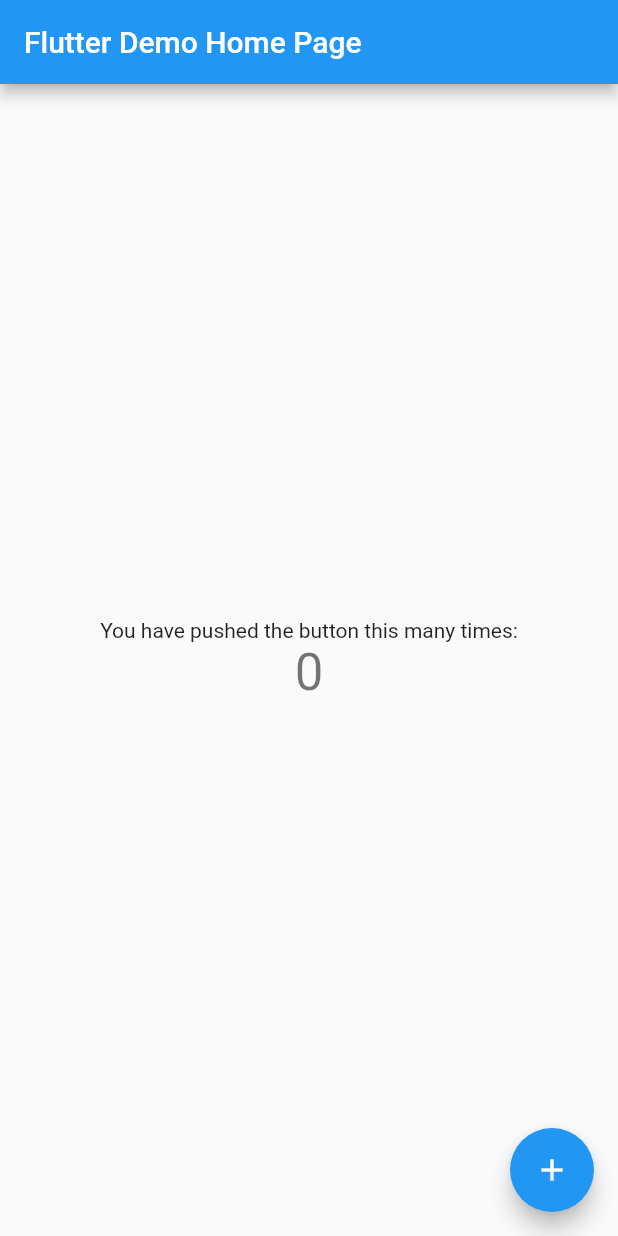
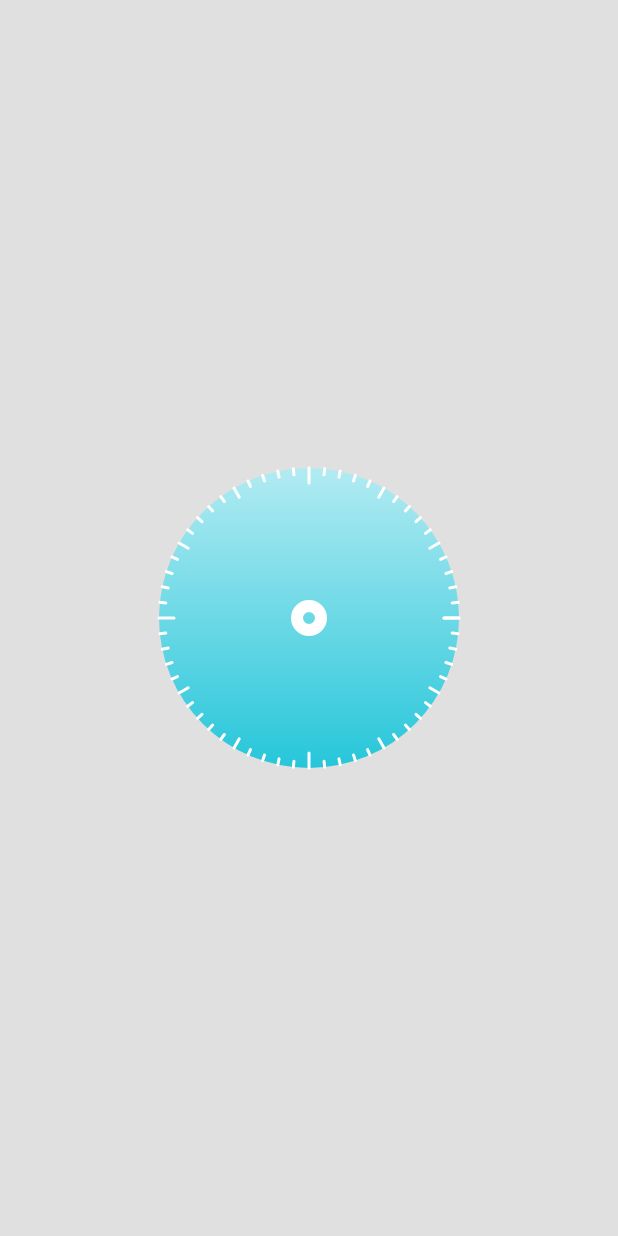
Before and after one commit to Bharathh-Raj/clock_app, a Flutter app: the screen it shows after launch, on a phone screen of 412 x 824 dp. Run offline on Flutter 3.47's test engine with Material 2 defaults, Android fonts, the phone set to English and light mode, and no system bars.

```diff
--- a/lib/main.dart
+++ b/lib/main.dart
@@ -1,3 +1,4 @@
+import 'package:clock_app/clock_faces/samsung_watch_face.dart';
 import 'package:flutter/material.dart';
 
 void main() {
@@ -5,21 +6,12 @@ void main() {
 }
 
 class MyApp extends StatelessWidget {
-  // This widget is the root of your application.
   @override
   Widget build(BuildContext context) {
     return MaterialApp(
       title: 'Flutter Demo',
+      debugShowCheckedModeBanner: false,
       theme: ThemeData(
-        // This is the theme of your application.
-        //
-        // Try running your application with "flutter run". You'll see the
-        // application has a blue toolbar. Then, without quitting the app, try
-        // changing the primarySwatch below to Colors.green and then invoke
-        // "hot reload" (press "r" in the console where you ran "flutter run",
-        // or simply save your changes to "hot reload" in a Flutter IDE).
-        // Notice that the counter didn't reset back to zero; the application
-        // is not restarted.
         primarySwatch: Colors.blue,
       ),
       home: MyHomePage(title: 'Flutter Demo Home Page'),
@@ -29,15 +21,6 @@ class MyApp extends StatelessWidget {
 
 class MyHomePage extends StatefulWidget {
   MyHomePage({Key? key, required this.title}) : super(key: key);
-
-  // This widget is the home page of your application. It is stateful, meaning
-  // that it has a State object (defined below) that contains fields that affect
-  // how it looks.
-
-  // This class is the configuration for the state. It holds the values (in this
-  // case the title) provided by the parent (in this case the App widget) and
-  // used by the build method of the State. Fields in a Widget subclass are
-  // always marked "final".
 
   final String title;
 
@@ -50,64 +33,22 @@ class _MyHomePageState extends State<MyHomePage> {
 
   void _incrementCounter() {
     setState(() {
-      // This call to setState tells the Flutter framework that something has
-      // changed in this State, which causes it to rerun the build method below
-      // so that the display can reflect the updated values. If we changed
-      // _counter without calling setState(), then the build method would not be
-      // called again, and so nothing would appear to happen.
       _counter++;
     });
   }
 
   @override
   Widget build(BuildContext context) {
-    // This method is rerun every time setState is called, for instance as done
-    // by the _incrementCounter method above.
-    //
-    // The Flutter framework has been optimized to make rerunning build methods
-    // fast, so that you can just rebuild anything that needs updating rather
-    // than having to individually change instances of widgets.
     return Scaffold(
-      appBar: AppBar(
-        // Here we take the value from the MyHomePage object that was created by
-        // the App.build method, and use it to set our appbar title.
-        title: Text(widget.title),
-      ),
-      body: Center(
-        // Center is a layout widget. It takes a single child and positions it
-        // in the middle of the parent.
-        child: Column(
-          // Column is also a layout widget. It takes a list of children and
-          // arranges them vertically. By default, it sizes itself to fit its
-          // children horizontally, and tries to be as tall as its parent.
-          //
-          // Invoke "debug painting" (press "p" in the console, choose the
-          // "Toggle Debug Paint" action from the Flutter Inspector in Android
-          // Studio, or the "Toggle Debug Paint" command in Visual Studio Code)
-          // to see the wireframe for each widget.
-          //
-          // Column has various properties to control how it sizes itself and
-          // how it positions its children. Here we use mainAxisAlignment to
-          // center the children vertically; the main axis here is the vertical
-          // axis because Columns are vertical (the cross axis would be
-          // horizontal).
-          mainAxisAlignment: MainAxisAlignment.center,
-          children: <Widget>[
-            Text(
-              'You have pushed the button this many times:',
+        backgroundColor: Colors.black12,
+        body: Center(
+          child: SizedBox(
+            height: 200,
+            width: 200,
+            child: CustomPaint(
+              painter: SamsungWatchFace(),
             ),
-            Text(
-              '$_counter',
-              style: Theme.of(context).textTheme.headline4,
-            ),
-          ],
-        ),
-      ),
-      floatingActionButton: FloatingActionButton(
-        onPressed: _incrementCounter,
-        tooltip: 'Increment',
-        child: Icon(Icons.add),
-      ), // This trailing comma makes auto-formatting nicer for build methods.
-    );
+          ),
+        ));
   }
 }
```
Also changed, not shown: lib/clock_faces/samsung_watch_face.dart (added, +102 -0 lines), References/Samsung-Galaxy-Watch-Galaxy-Watch-Galaxy-Watch-Active-Galaxy-Watch-Active-2-Samsung-smartwatch-Galaxy-Watch-update-1173848.jpg (added).
